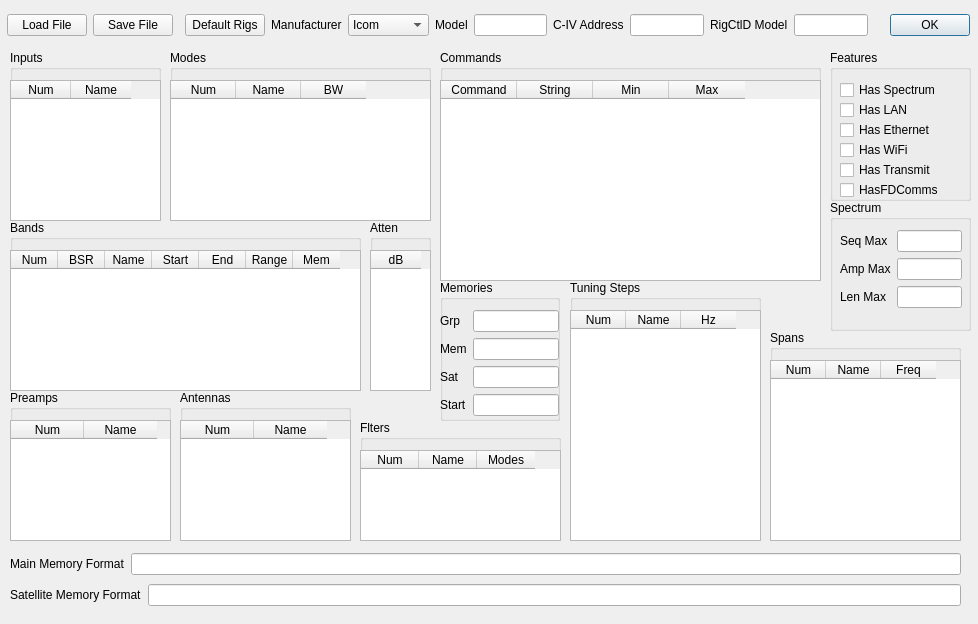
Above: rigcreator.ui from adecarolis/wfweb before the change. Below: the same form after it.
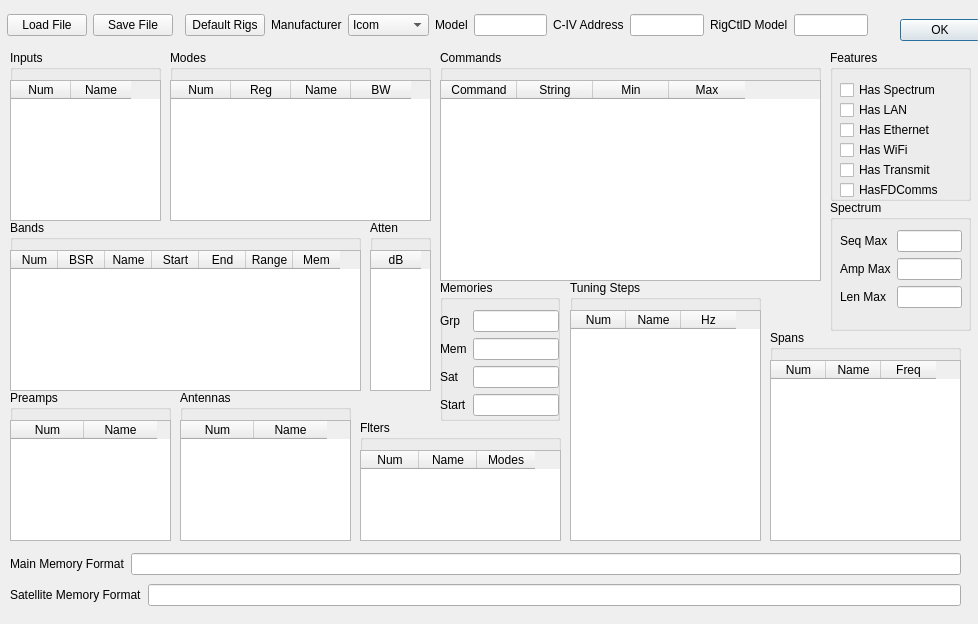
That is the form after the change. Custom widgets are drawn as their Qt base class.

Patch:
```diff
--- a/rigcreator.ui
+++ b/rigcreator.ui
@@ -22,10 +22,10 @@
   <widget class="QWidget" name="horizontalLayoutWidget">
    <property name="geometry">
     <rect>
-     <x>890</x>
+     <x>900</x>
      <y>10</y>
      <width>81</width>
-     <height>31</height>
+     <height>41</height>
     </rect>
    </property>
    <layout class="QHBoxLayout" name="horizontalLayout">
@@ -38,7 +38,7 @@
        </sizepolicy>
       </property>
       <property name="orientation">
-       <enum>Qt::Horizontal</enum>
+       <enum>Qt::Vertical</enum>
       </property>
       <property name="standardButtons">
        <set>QDialogButtonBox::Ok</set>
@@ -554,7 +554,7 @@
      <number>0</number>
     </attribute>
     <attribute name="horizontalHeaderDefaultSectionSize">
-     <number>65</number>
+     <number>60</number>
     </attribute>
     <attribute name="verticalHeaderVisible">
      <bool>false</bool>
@@ -570,6 +570,11 @@
       <string>Num</string>
      </property>
     </column>
+    <column>
+     <property name="text">
+      <string>Reg</string>
+     </property>
+    </column>
     <column>
      <property name="text">
       <string>Name</string>
```
Left out of the diff: 12 changed lines with no effect on the pictures.
